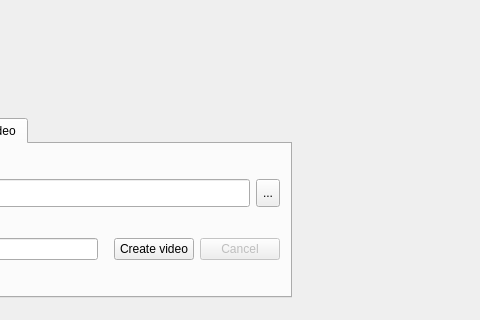
First picture: the form in mainwindow.ui, repository djfun/audio-visualizer-python, before the edit; both pictures show x 288 to 768 and y 387 to 707 of the 1165 by 707 pixel window.
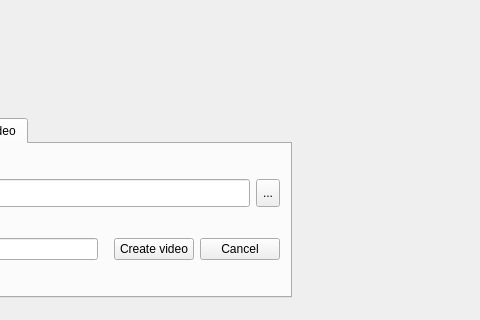
Second picture: the form after the edit. The open tabs and pages were chosen to show the change.

Commit message: Changed encoding update to signal/slot.

```diff
--- a/mainwindow.ui
+++ b/mainwindow.ui
@@ -712,7 +712,7 @@
             <item>
              <widget class="QPushButton" name="pushButton_Cancel">
               <property name="enabled">
-               <bool>false</bool>
+               <bool>true</bool>
               </property>
               <property name="text">
                <string>Cancel</string>
```
Left out of the diff: 2 changed lines with no effect on the pictures. The commit also changes 2 other files.
